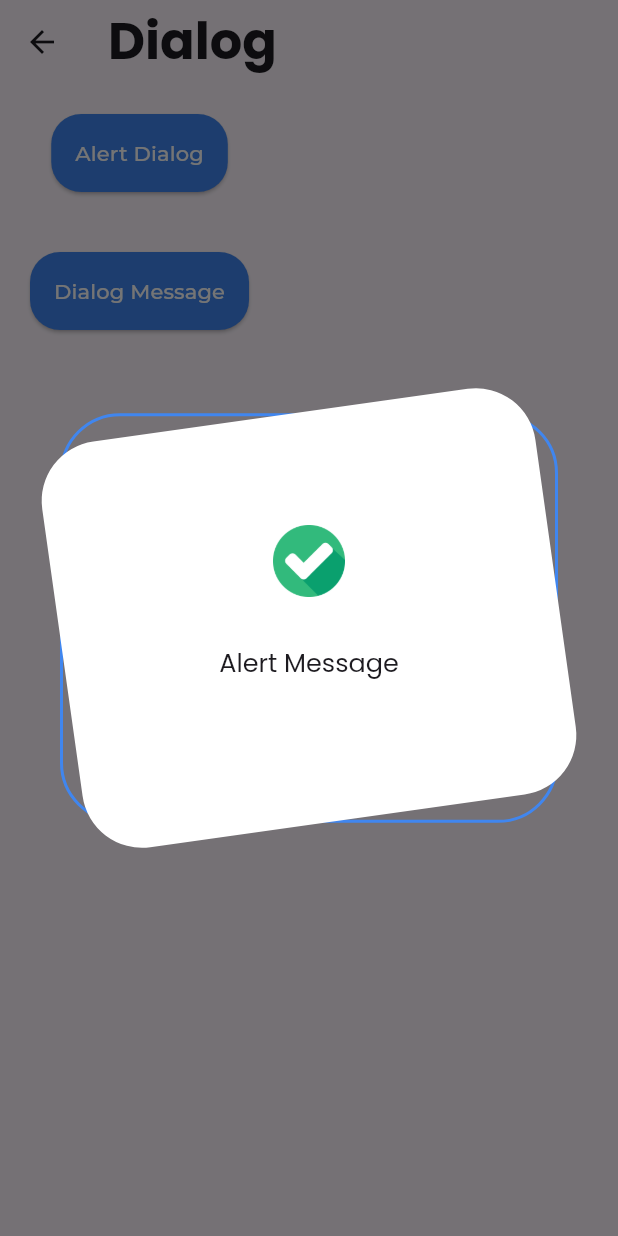
After one commit to ajianaz/micropack_ui_kit, a Flutter app: the DialogPage screen opened directly, after a tap on "Alert Dialog", on a phone screen of 412 x 824 dp. The commit adds this screen. Run offline on Flutter 3.47's test engine with Material 3 defaults, Android fonts, the phone set to English and light mode, and no system bars; drawn by our look-alikes of flutter_animate; our stand-ins replace flutter_screenutil, font_awesome_flutter, gap, google_fonts, nil, skeletonizer.

Commit message:
feat : add dialog with example dialog & textfield

```diff
--- a/analysis_options.yaml
+++ b/analysis_options.yaml
@@ -5,4 +5,4 @@ include: package:very_good_analysis/analysis_options.5.1.0.yaml
 
 analyzer:
   exclude:
-    - "build/**"
+    - 'build/**'
--- /dev/null
+++ b/example/lib/pages/dialog_page.dart
@@ -0,0 +1,51 @@
+import 'package:flutter/material.dart';
+import 'package:micropack_ui_kit/micropack_ui_kit.dart';
+
+class DialogPage extends StatelessWidget {
+  const DialogPage({super.key});
+
+  @override
+  Widget build(BuildContext context) {
+    return Scaffold(
+      appBar: AppBar(
+        title: const Text('Dialog'),
+      ),
+      body: Column(
+        children: [
+          Padding(
+            padding: EdgeInsets.all(20.r),
+            child: MPButton(
+              text: 'Alert Dialog',
+              onPressed: () async {
+                return showMPAlertDialog(
+                  context,
+                  content: 'Alert Message',
+                  iconType: DialogIconType.success,
+                );
+              },
+            ),
+          ),
+          Padding(
+            padding: EdgeInsets.all(20.r),
+            child: MPButton(
+              text: 'Dialog Message',
+              onPressed: () async {
+                return showMPDialog(
+                  context,
+                  child: Column(
+                    children: [
+                      const Icon(FontAwesomeIcons.accessibleIcon),
+                      MPText.subhead(
+                        'Custom Dialog',
+                      ),
+                    ],
+                  ),
+                );
+              },
+            ),
+          ),
+        ],
+      ),
+    );
+  }
+}
--- a/example/lib/pages/home_page.dart
+++ b/example/lib/pages/home_page.dart
@@ -4,6 +4,8 @@ import 'package:micropack_ui_kit/micropack_ui_kit.dart';
 import 'package:micropack_ui_kit_example/pages/button_page.dart';
 
 import 'package:micropack_ui_kit_example/pages/color_page.dart';
+import 'package:micropack_ui_kit_example/pages/dialog_page.dart';
+import 'package:micropack_ui_kit_example/pages/textfield_page.dart';
 import 'package:micropack_ui_kit_example/pages/typography_page.dart';
 
 class HomePage extends StatelessWidget {
@@ -36,6 +38,8 @@ class HomePage extends StatelessWidget {
             title: 'Components',
           ),
           _Button(name: 'Button', page: ButtonPage()),
+          _Button(name: 'Dialog', page: DialogPage()),
+          _Button(name: 'Text Field', page: TextFieldPage()),
         ],
       ),
     );
--- a/lib/mp_ui_kit_settings.dart
+++ b/lib/mp_ui_kit_settings.dart
@@ -154,19 +154,19 @@ class MpUiKit {
     "assets/checked.png",
     width: 48,
     height: 48,
-    package: 'MP_view',
+    package: 'micropack_ui_kit',
   );
   static Widget iconFailed = Image.asset(
     "assets/cancel.png",
     width: 48,
     height: 48,
-    package: 'MP_view',
+    package: 'micropack_ui_kit',
   );
   static Widget iconWarning = Image.asset(
     "assets/warning.png",
     width: 48,
     height: 48,
-    package: 'MP_view',
+    package: 'micropack_ui_kit',
   );
 
   static void initScreen(BuildContext context) {
--- a/lib/src/components/components.dart
+++ b/lib/src/components/components.dart
@@ -1,4 +1,5 @@
 export 'article_card/article_card.dart';
 export 'button/button.dart';
+export 'dialog/dialog.dart';
 export 'text/text.dart';
 export 'textfield/textfield.dart';
--- /dev/null
+++ b/lib/src/components/dialog/dialog.dart
@@ -0,0 +1,2 @@
+export 'dialog_message.dart';
+export 'mp_dialog.dart';
--- /dev/null
+++ b/lib/src/components/dialog/dialog_message.dart
@@ -0,0 +1,258 @@
+// ignore_for_file: public_member_api_docs, parameter_assignments
+// ignore_for_file: unnecessary_breaks, no_default_cases
+
+import 'package:flutter/material.dart';
+import 'package:flutter_animate/flutter_animate.dart';
+import 'package:micropack_ui_kit/micropack_ui_kit.dart';
+
+Future<void> showMPDialog(
+  BuildContext context, {
+  /// [REQUIRED] Widget content or body of the dialog
+  required Widget child,
+
+  /// Close the dialog when tapping outside the dialog area. Default is true
+  bool barrierDismissable = true,
+
+  /// Background color of the dialog
+  Color? background,
+
+  /// Maximum height of the dialog. Defaults to device height - 100
+  double? maxHeight,
+
+  /// Corner radius of the dialog
+  double? cornerRadius,
+
+  /// Dialog elevation
+  double? elevation,
+
+  /// Dialog padding
+  double? padding,
+}) async {
+  await showDialog<void>(
+    context: context,
+    builder: (context) {
+      return MPDialog(
+        background: background,
+        maxHeight: maxHeight,
+        elevation: elevation,
+        padding: padding,
+        cornerRadius: cornerRadius,
+        child: child,
+      );
+    },
+    barrierDismissible: barrierDismissable,
+  );
+}
+
+Future<void> showMPAlertDialog(
+  BuildContext context, {
+  /// Content text
+  required String? content,
+
+  /// Text style for content
+  MPTextStyle? contentStyle,
+
+  /// Icon type: none, success, failed, warning, custom.
+  /// Default is DialogIconType.none
+  DialogIconType? iconType = DialogIconType.none,
+
+  /// Custom icon used if iconType is DialogIconType.custom
+  Widget? icon,
+
+  /// Title text
+  String? title,
+
+  /// Text style for title
+  MPTextStyle? titleStyle,
+
+  /// Close the dialog when tapping outside the dialog area. Default is true
+  bool barrierDismissable = true,
+
+  /// Primary button text
+  String? textPrimary,
+
+  /// Action for primary button
+  void Function()? onPrimary,
+
+  /// Primary button background color
+  Color? colorPrimary,
+
+  /// Primary button text color
+  Color? textColorPrimary,
+
+  /// Primary button text size
+  double? textSizePrimary,
+
+  /// Secondary button text
+  String? textSecondary,
+
+  /// Action for secondary button
+  void Function()? onSecondary,
+
+  /// Secondary button background color
+  Color? colorSecondary,
+
+  /// Secondary button text color
+  Color? textColorSecondary,
+
+  /// Secondary button text size
+  double? textSizeSecondary,
+
+  /// Dialog background color
+  Color? background,
+
+  /// Dialog border color
+  Color? borderColor,
+
+  /// Dialog border width. Default is 2
+  double borderWidth = 2,
+}) async {
+  icon = _getDialogIcon(icon, iconType);
+
+  await showDialog<void>(
+    context: context,
+    builder: (context) {
+      const double width = 420;
+
+      return MPDialog(
+        background: Colors.transparent,
+        elevation: 0,
+        child: SizedBox(
+          width: width,
+          child: Stack(
+            children: [
+              Container(
+                width: width,
+                height: (width * 186) / 286,
+                decoration: BoxDecoration(
+                  border: Border.all(
+                    color: borderColor ?? MpUiKit.colorBrand,
+                    width: borderWidth,
+                  ),
+                  borderRadius: BorderRadius.circular(40),
+                ),
+              ),
+              RotationTransition(
+                turns: const AlwaysStoppedAnimation(352 / 360),
+                child: Container(
+                  width: width,
+                  height: (width * 186) / 286,
+                  decoration: ShapeDecoration(
+                    color: background ?? Colors.white,
+                    shape: RoundedRectangleBorder(
+                      borderRadius: BorderRadius.circular(40),
+                    ),
+                  ),
+                ),
+              ),
+              Container(
+                padding: const EdgeInsets.all(24),
+                width: width,
+                height: (width * 186) / 286,
+                child: Material(
+                  color: background ?? Colors.white,
+                  child: Center(
+                    child: Column(
+                      mainAxisAlignment: MainAxisAlignment.center,
+                      children: [
+                        Visibility(
+                          visible: iconType != DialogIconType.none,
+                          child: icon ?? const SizedBox(),
+                        ),
+                        const SizedBox(height: 16),
+                        Visibility(
+                          visible: title != null,
+                          child: MPText.head(
+                            title ?? '',
+                            style: titleStyle.toTextStyle(),
+                          ),
+                        ),
+                        const SizedBox(height: 16),
+                        MPText(
+                          content ?? '',
+                          style: contentStyle.toTextStyle(),
+                          maxLines: 4,
+                          textOverflow: TextOverflow.ellipsis,
+                        ),
+                        const SizedBox(height: 16),
+                        Row(
+                          children: [
+                            Visibility(
+                              visible:
+                                  textSecondary != null && onSecondary != null,
+                              child: Expanded(
+                                child: MPButton(
+                                  text: '$textSecondary',
+                                  textColor: textColorSecondary,
+                                  strokeColor:
+                                      colorSecondary ?? MpUiKit.colorBrand2,
+                                  strokeWidth: 2,
+                                  textSize: textSizeSecondary,
+                                  background: Colors.white,
+                                  onPressed: onSecondary,
+                                ),
+                              ),
+                            ),
+                            Visibility(
+                              visible:
+                                  (textPrimary != null && onPrimary != null) &&
+                                      (textSecondary != null &&
+                                          onSecondary != null),
+                              child: const SizedBox(width: 16),
+                            ),
+                            Visibility(
+                              visible: textPrimary != null && onPrimary != null,
+                              child: Expanded(
+                                child: MPButton(
+                                  text: '$textPrimary',
+                                  textColor: textColorPrimary,
+                                  textSize: textSizePrimary,
+                                  background:
+                                      colorPrimary ?? MpUiKit.colorBrand,
+                                  onPressed: onPrimary,
+                                ),
+                              ),
+                            ),
+                          ],
+                        ),
+                        const SizedBox(height: 4),
+                      ],
+                    ),
+                  ),
+                ),
+              ),
+            ],
+          ),
+        ),
+      )
+          .animate(
+            onPlay: (controller) => controller.repeat(reverse: true),
+          )
+          .shake(delay: 5000.ms);
+    },
+    barrierDismissible: barrierDismissable,
+  );
+}
+
+enum DialogIconType { none, success, failed, warning, custom }
+
+Widget? _getDialogIcon(Widget? icon, DialogIconType? iconType) {
+  switch (iconType) {
+    case DialogIconType.none:
+      icon = null;
+      break;
+    case DialogIconType.success:
+      icon = MpUiKit.iconSuccess;
+      break;
+    case DialogIconType.failed:
+      icon = MpUiKit.iconFailed;
+      break;
+    case DialogIconType.warning:
+      icon = MpUiKit.iconWarning;
+      break;
+    default:
+      // For DialogIconType.custom or unknown, use the provided icon
+      break;
+  }
+  return icon;
+}
--- /dev/null
+++ b/lib/src/components/dialog/mp_dialog.dart
@@ -0,0 +1,79 @@
+// ignore_for_file: must_be_immutable, public_member_api_docs
+
+import 'package:flutter/material.dart';
+import 'package:micropack_ui_kit/micropack_ui_kit.dart';
+
+class MPDialog extends StatefulWidget {
+  MPDialog({
+    required this.child,
+    super.key,
+    this.maxHeight,
+    this.background,
+    this.elevation,
+    this.padding,
+    this.cornerRadius,
+  });
+  final Widget child;
+
+  double? maxHeight;
+  Color? background;
+  double? elevation;
+  double? padding;
+  double? cornerRadius;
+
+  @override
+  State<StatefulWidget> createState() => MPDialogState();
+}
+
+class MPDialogState extends State<MPDialog> {
+  @override
+  Widget build(BuildContext context) {
+    return LayoutBuilder(
+      builder: (context, constraints) {
+        final deviceWidth = MediaQuery.of(context).size.width;
+        var width = MediaQuery.of(context).size.width;
+        if (deviceWidth > MpUiKit.limitMediumLargeScreen) {
+          width = 600;
+        } else if (deviceWidth > MpUiKit.limitSmallMediumScreen) {
+          width = 600;
+        } else {
+          width = width - 40;
+        }
+
+        final deviceHeight = MediaQuery.of(context).size.height;
+
+        return Center(
+          child: Container(
+            margin: MediaQuery.of(context).viewInsets,
+            constraints: BoxConstraints(
+              maxWidth: width,
+              minHeight: 10,
+              maxHeight: widget.maxHeight ?? deviceHeight - 100,
+            ),
+            child: Card(
+              shape: RoundedRectangleBorder(
+                borderRadius: BorderRadius.circular(widget.cornerRadius ?? 16),
+              ),
+              elevation: widget.elevation,
+              color: widget.background ?? Colors.white,
+              child: ScrollConfiguration(
+                behavior:
+                    ScrollConfiguration.of(context).copyWith(scrollbars: false),
+                child: SingleChildScrollView(
+                  child: Wrap(
+                    children: [
+                      Padding(
+                        padding: EdgeInsets.all(widget.padding ?? 16.0),
+                        child: widget.child,
+                      ),
+                    ],
+                  ),
+                ),
+              ),
+            ),
+          ),
+        );
+      },
+    );
+  }
+}
--- a/pubspec.yaml
+++ b/pubspec.yaml
@@ -11,6 +11,7 @@ dependencies:
   extended_image: '>=8.1.1 <10.0.0'
   flutter:
     sdk: flutter
+  flutter_animate: ^4.5.2
   flutter_screenutil: ^5.9.0
   flutter_spinkit: ^5.2.0
   flutter_svg: ^2.0.9
```
Also changed, not shown: example/lib/pages/textfield_page.dart (added, +47 -0 lines), example/pubspec.lock, 1 other file.
